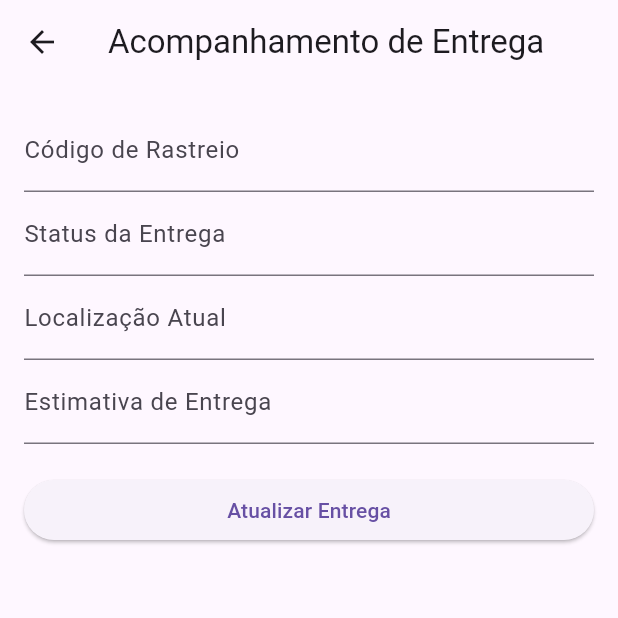
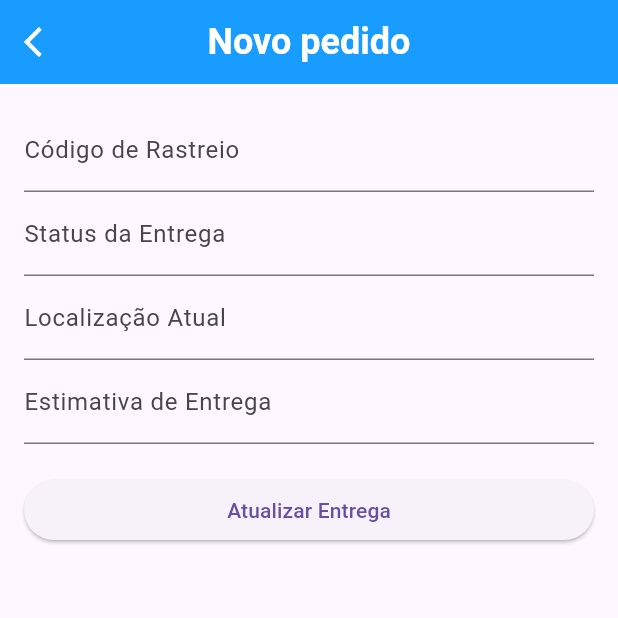
Before and after one commit to rafaelsants1/bmpescados_app, a Flutter app: the AcompanhamentoEntregaPage screen opened directly, on a phone screen of 412 x 824 dp, the top half of it. Run offline on Flutter 3.47's test engine with Material 3 defaults, Android fonts, the phone set to English and light mode, and no system bars.

Commit message:
Ajustes no design da tela de entrega, ainda pendente

```diff
--- a/lib/pages/entrega_tempo_real.dart
+++ b/lib/pages/entrega_tempo_real.dart
@@ -46,13 +46,45 @@ class _AcompanhamentoEntregaPageState extends State<AcompanhamentoEntregaPage> {
   @override
   Widget build(BuildContext context) {
     return Scaffold(
-      appBar: AppBar(title: const Text('Acompanhamento de Entrega')),
+      appBar: AppBar(
+        automaticallyImplyLeading: false,
+        iconTheme: const IconThemeData(color: Colors.white),
+        leading: IconButton(
+          padding: const EdgeInsets.only(left: 5, top: 5, right: 5, bottom: 5),
+          icon: const Icon(Icons.arrow_back_ios, color: Colors.white),
+          onPressed: () {
+            if (Navigator.of(context).canPop()) {
+              Navigator.of(context).pop();
+            }
+          },
+        ),
+        titleTextStyle: const TextStyle(
+          color: Colors.white,
+          fontWeight: FontWeight.bold,
+          fontSize: 24,
+        ),
+        centerTitle: true,
+        title: const Text('Novo pedido'),
+        backgroundColor: const Color(0xFF189CFF),
+      ),
       body: Padding(
         padding: const EdgeInsets.all(16.0),
         child: Form(
           key: _formKey,
           child: ListView(
             children: [
+              // Align(
+              //   alignment: Alignment.centerLeft,
+              //   child: IconButton(
+              //     padding: const EdgeInsets.only(left: 32),
+              //     icon: const Icon(Icons.arrow_back_ios, color: Colors.white),
+              //     onPressed: () {
+              //       if (Navigator.of(context).canPop()) {
+              //         Navigator.of(context).pop();
+              //       }
+              //     },
+              //   ),
+              // ),
               TextFormField(
                 controller: codigoController,
                 decoration: const InputDecoration(
```
